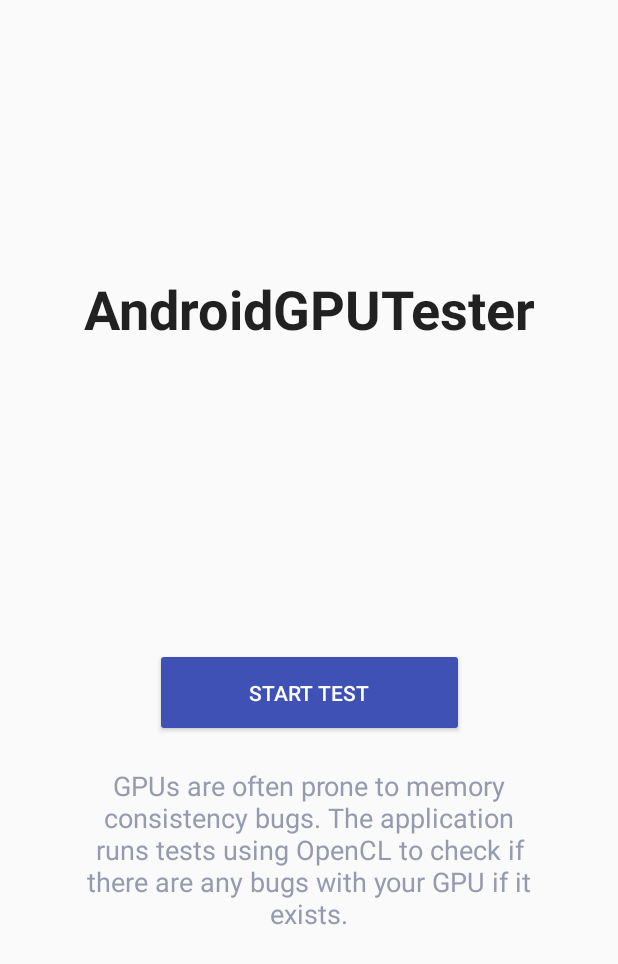
After one commit to suhjohn/GPULitmusExecutor, an Android app: the layout activity_main.xml on its own in the app's theme, with its tools: preview values and no code run, on a phone screen of 412 x 824 dp. The commit adds this screen. Shown: the top 964 px of the screen. Run offline under Robolectric (Android 15) with nearby library versions, the phone set to English and light mode, and no system bars.

Commit message:
basic interface with start test and report

```diff
--- a/app/src/main/AndroidManifest.xml
+++ b/app/src/main/AndroidManifest.xml
@@ -10,13 +10,16 @@
         android:label="@string/app_name"
         android:supportsRtl="true"
         android:theme="@style/AppTheme">
-        <activity android:name=".OpenCLExample">
+        <activity android:name=".MainActivitiy">
             <intent-filter>
                 <action android:name="android.intent.action.MAIN" />
 
                 <category android:name="android.intent.category.LAUNCHER" />
             </intent-filter>
         </activity>
+        <activity android:name=".TestFinishedActivity">
+        </activity>
+
     </application>
 
 </manifest>
--- /dev/null
+++ b/app/src/main/res/layout/activity_main.xml
@@ -0,0 +1,89 @@
+<?xml version="1.0" encoding="utf-8"?>
+<LinearLayout xmlns:android="http://schemas.android.com/apk/res/android"
+    xmlns:app="http://schemas.android.com/apk/res-auto"
+    xmlns:tools="http://schemas.android.com/tools"
+    android:id="@+id/activity_main"
+    android:layout_width="fill_parent"
+    android:layout_height="fill_parent"
+    android:orientation="vertical"
+    android:weightSum="2"
+    tools:context="com.example.openclexample.MainActivitiy">
+
+    <TextView
+        android:id="@+id/activity_main_title"
+        android:layout_width="fill_parent"
+        android:layout_height="0dp"
+        android:layout_weight="1"
+        android:text="@string/app_name"
+        android:textAlignment="center"
+        android:gravity="center_vertical"
+        android:textAppearance="@style/TextAppearance.AppCompat.Headline"
+        android:background="@android:color/transparent"
+        android:textSize="36sp"
+        android:textStyle="bold" />
+
+    <LinearLayout
+        android:layout_width="fill_parent"
+        android:layout_height="0dp"
+        android:layout_weight="1"
+        android:orientation="vertical">
+
+        <android.support.constraint.ConstraintLayout
+            android:id="@+id/activity_main_test_start_container"
+            android:layout_width="fill_parent"
+            android:layout_height="wrap_content"
+            android:layout_marginTop="20dp"
+            android:layout_marginBottom="20dp"
+            android:orientation="horizontal">
+
+            <android.support.v7.widget.AppCompatButton
+                android:id="@+id/activity_main_test_start_button"
+                android:layout_width="0dp"
+                android:layout_height="wrap_content"
+                android:layout_centerInParent="true"
+                android:backgroundTint="@color/colorPrimary"
+                android:elevation="10dp"
+                android:onClick="executeTest"
+                android:padding="20dp"
+                android:state_enabled="true"
+                android:state_pressed="true"
+                android:text="@string/main_test_button"
+                android:textAppearance="@style/TextAppearance.AppCompat.Button"
+                android:textColor="@color/white"
+                app:layout_constraintBottom_toBottomOf="parent"
+                app:layout_constraintEnd_toEndOf="parent"
+                app:layout_constraintStart_toStartOf="parent"
+                app:layout_constraintTop_toTopOf="parent"
+                app:layout_constraintWidth_percent=".5" />
+        </android.support.constraint.ConstraintLayout>
+
+
+        <android.support.constraint.ConstraintLayout
+            android:id="@+id/activity_main_description_container"
+            android:layout_width="fill_parent"
+            android:layout_height="wrap_content"
+            android:orientation="horizontal">
+
+            <TextView
+                android:id="@+id/activity_main_description"
+                android:layout_width="0dp"
+                android:layout_height="wrap_content"
+                android:layout_centerInParent="true"
+                android:autoSizeTextType="uniform"
+                android:background="@android:color/transparent"
+                android:text="@string/main_description"
+                android:textAlignment="center"
+                android:textAppearance="@style/TextAppearance.AppCompat.Body1"
+                android:textColor="@color/grey"
+                android:textSize="18sp"
+                app:layout_constraintBottom_toBottomOf="parent"
+                app:layout_constraintEnd_toEndOf="parent"
+                app:layout_constraintStart_toStartOf="parent"
+                app:layout_constraintTop_toTopOf="parent"
+                app:layout_constraintWidth_percent=".75" />
+        </android.support.constraint.ConstraintLayout>
+
+
+    </LinearLayout>
+
+</LinearLayout>
--- a/app/src/main/res/values/colors.xml
+++ b/app/src/main/res/values/colors.xml
@@ -3,4 +3,7 @@
     <color name="colorPrimary">#3F51B5</color>
     <color name="colorPrimaryDark">#303F9F</color>
     <color name="colorAccent">#FF4081</color>
+    <color name="white">#FEFEFE</color>
+    <color name="darkGrey">#51556a</color>
+    <color name="grey">#959AAF</color>
 </resources>
--- a/app/src/main/res/values/strings.xml
+++ b/app/src/main/res/values/strings.xml
@@ -1,3 +1,9 @@
 <resources>
-    <string name="app_name">OpenCLExample</string>
+    <string name="app_name">AndroidGPUTester</string>
+    <string name="main_test_button">Start Test</string>
+    <string name="main_description">
+        GPUs are often prone to memory consistency bugs.
+        The application runs tests using OpenCL to check if there are any bugs with your GPU if
+        it exists.
+    </string>
 </resources>
```
Also changed, not shown: app/src/main/java/com/example/openclexample/MainActivitiy.java (added, +38 -0 lines), app/src/main/java/com/example/openclexample/OpenCLExample.java (deleted, +0 -107 lines), app/src/main/java/com/example/openclexample/TestExecutingActivity.java (added, +7 -0 lines), app/src/main/java/com/example/openclexample/TestFinishedActivity.java (added, +83 -0 lines), app/src/main/res/layout/activity_hello_jni.xml (deleted, +0 -20 lines), app/src/main/res/layout/activity_test_finished.xml (added, +34 -0 lines), 1 other file.
